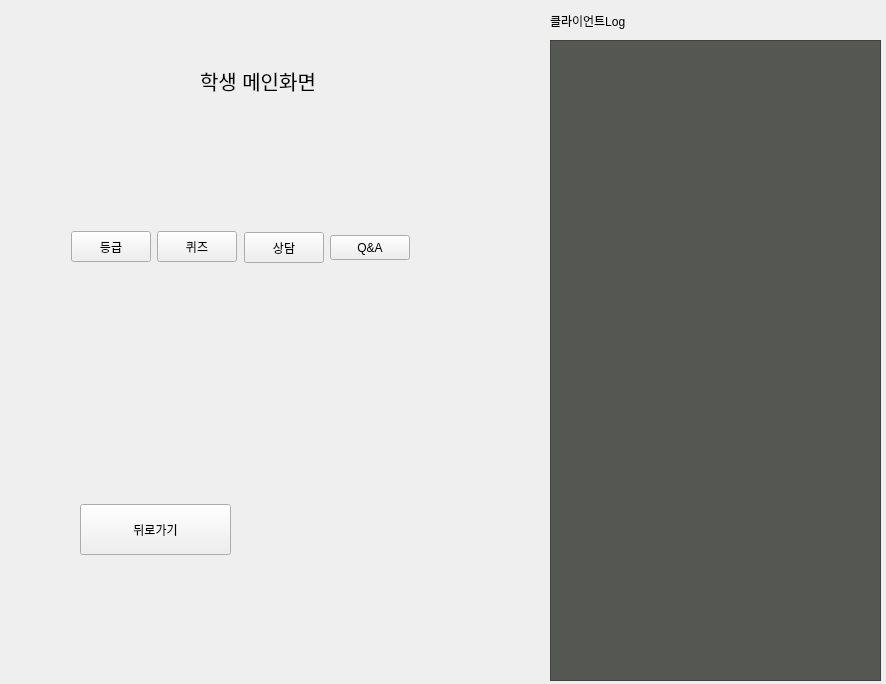
Before: the Qt Designer form student_untitled.ui in Eduappproject/education_application, drawn with Qt 5.
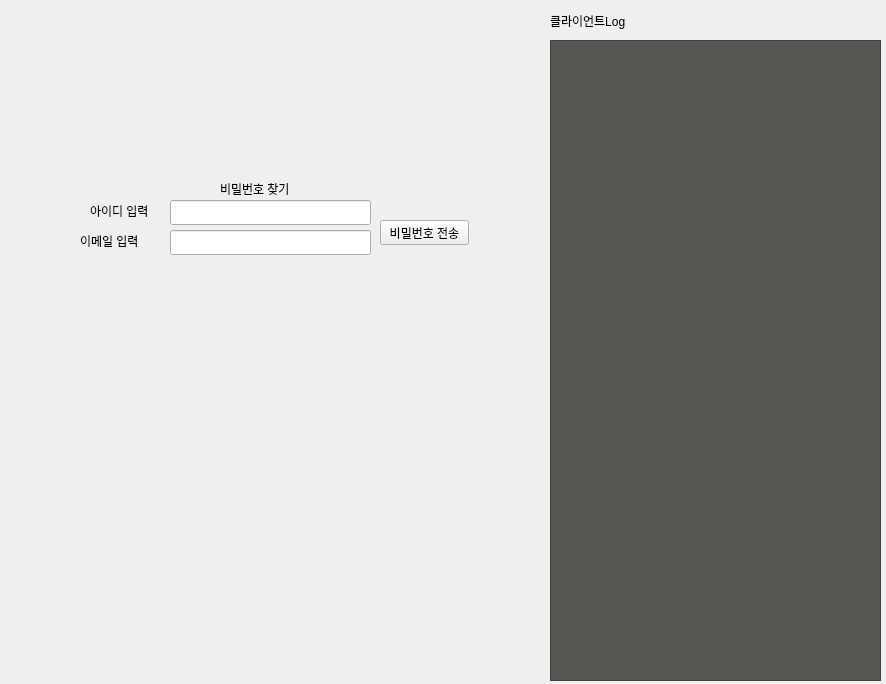
After: the same form once the commit is applied. The open tabs and pages were chosen to show the change.

Commit message: 로그인 버튼 누를시 아이디와 비밀번호를 서버에 전송

What changed in the file:
```diff
--- a/student_untitled.ui
+++ b/student_untitled.ui
@@ -318,6 +318,131 @@
      </property>
     </widget>
    </widget>
+   <widget class="QWidget" name="page_7">
+    <widget class="QLabel" name="label_5">
+     <property name="geometry">
+      <rect>
+       <x>180</x>
+       <y>140</y>
+       <width>67</width>
+       <height>17</height>
+      </rect>
+     </property>
+     <property name="text">
+      <string>id찾기</string>
+     </property>
+    </widget>
+    <widget class="QPushButton" name="pushButton">
+     <property name="geometry">
+      <rect>
+       <x>320</x>
+       <y>170</y>
+       <width>89</width>
+       <height>25</height>
+      </rect>
+     </property>
+     <property name="text">
+      <string>아이디 전송</string>
+     </property>
+    </widget>
+    <widget class="QLineEdit" name="lineEdit">
+     <property name="geometry">
+      <rect>
+       <x>110</x>
+       <y>170</y>
+       <width>201</width>
+       <height>25</height>
+      </rect>
+     </property>
+    </widget>
+    <widget class="QLabel" name="label_6">
+     <property name="geometry">
+      <rect>
+       <x>30</x>
+       <y>170</y>
+       <width>81</width>
+       <height>21</height>
+      </rect>
+     </property>
+     <property name="text">
+      <string>이메일 입력</string>
+     </property>
+    </widget>
+   </widget>
+   <widget class="QWidget" name="page_6">
+    <widget class="QLabel" name="label_18">
+     <property name="geometry">
+      <rect>
+       <x>80</x>
+       <y>190</y>
+       <width>81</width>
+       <height>21</height>
+      </rect>
+     </property>
+     <property name="text">
+      <string>아이디 입력</string>
+     </property>
+    </widget>
+    <widget class="QLabel" name="label_19">
+     <property name="geometry">
+      <rect>
+       <x>210</x>
+       <y>170</y>
+       <width>101</width>
+       <height>17</height>
+      </rect>
+     </property>
+     <property name="text">
+      <string>비밀번호 찾기</string>
+     </property>
+    </widget>
+    <widget class="QLineEdit" name="lineEdit_3">
+     <property name="geometry">
+      <rect>
+       <x>160</x>
+       <y>220</y>
+       <width>201</width>
+       <height>25</height>
+      </rect>
+     </property>
+    </widget>
+    <widget class="QLineEdit" name="lineEdit_2">
+     <property name="geometry">
+      <rect>
+       <x>160</x>
+       <y>190</y>
+       <width>201</width>
+       <height>25</height>
+      </rect>
+     </property>
+    </widget>
+    <widget class="QLabel" name="label_16">
+     <property name="geometry">
+      <rect>
+       <x>70</x>
+       <y>220</y>
+       <width>81</width>
+       <height>21</height>
+      </rect>
+     </property>
+     <property name="text">
+      <string>이메일 입력</string>
+     </property>
+    </widget>
+    <widget class="QPushButton" name="pushButton_2">
+     <property name="geometry">
+      <rect>
+       <x>370</x>
+       <y>210</y>
+       <width>89</width>
+       <height>25</height>
+      </rect>
+     </property>
+     <property name="text">
+      <string>비밀번호 전송</string>
+     </property>
+    </widget>
+   </widget>
    <widget class="QWidget" name="page_2">
     <widget class="QLabel" name="label_4">
      <property name="geometry">
```
Left out of the diff: 6 changed lines with no effect on the pictures. The commit also changes 1 other file.
